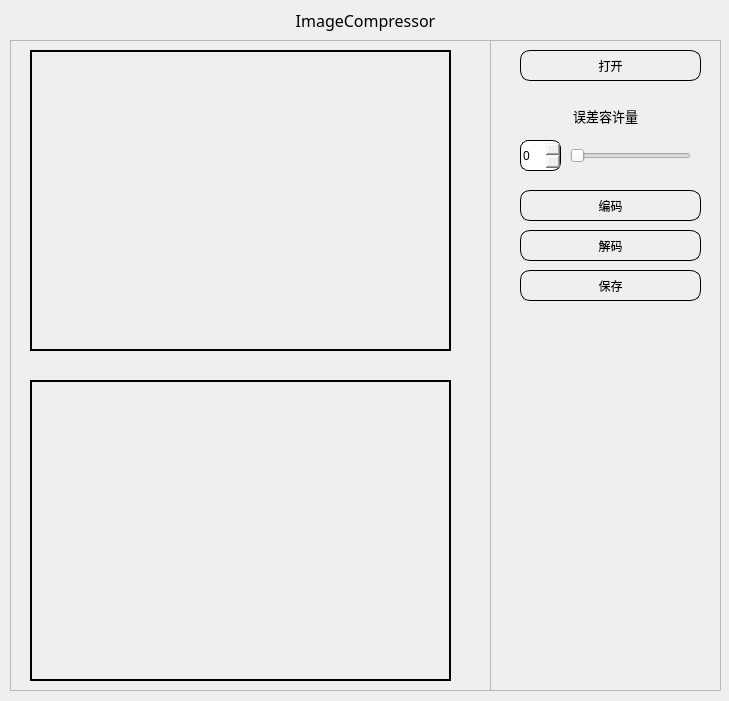
Old version of the form ImageCompressor/widget.ui in the repository lblinm/--Image-Compressor.
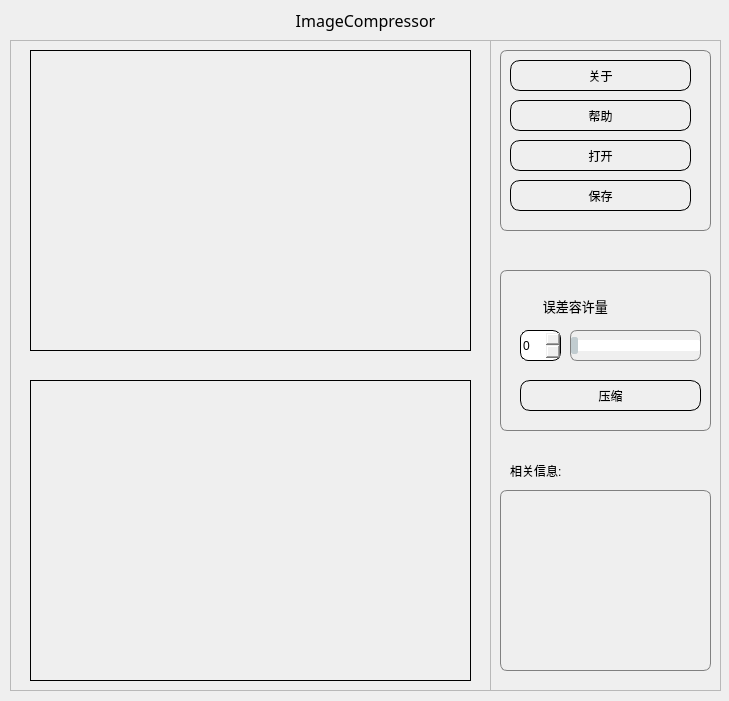
New version of the form. Icons and pictures are not drawn. Custom widgets are drawn as their Qt base class.

```diff
--- a/ImageCompressor/widget.ui
+++ b/ImageCompressor/widget.ui
@@ -61,14 +61,17 @@
      <rect>
       <x>20</x>
       <y>10</y>
-      <width>421</width>
+      <width>441</width>
       <height>301</height>
      </rect>
     </property>
     <property name="styleSheet">
-     <string notr="true">border-width: 2px;
+     <string notr="true">border-width: 1px;
 border-style: solid;
-border-color: rgb(0, 0, 0);</string>
+border-color: rgb(0, 0, 0);
+horizontalAlignment: AlignHCenter;
+verticalAlignment: AlignVCenter;
+</string>
     </property>
     <property name="text">
      <string/>
@@ -82,12 +85,12 @@
      <rect>
       <x>20</x>
       <y>340</y>
-      <width>421</width>
+      <width>441</width>
       <height>301</height>
      </rect>
     </property>
     <property name="styleSheet">
-     <string notr="true">border-width: 2px;
+     <string notr="true">border-width: 1px;
 border-style: solid;
 border-color: rgb(0, 0, 0);</string>
     </property>
@@ -114,11 +117,70 @@
    <property name="frameShadow">
     <enum>QFrame::Raised</enum>
    </property>
-   <widget class="QPushButton" name="openLabel">
+   <widget class="QPushButton" name="openLabel_3">
     <property name="geometry">
      <rect>
-      <x>30</x>
+      <x>20</x>
+      <y>20</y>
+      <width>181</width>
+      <height>31</height>
+     </rect>
+    </property>
+    <property name="styleSheet">
+     <string notr="true">border-width: 1px;
+border-style: solid;
+border-color: black;
+border-radius:10px;</string>
+    </property>
+    <property name="text">
+     <string>关于</string>
+    </property>
+   </widget>
+   <widget class="QFrame" name="frame_3">
+    <property name="geometry">
+     <rect>
+      <x>10</x>
       <y>10</y>
+      <width>211</width>
+      <height>181</height>
+     </rect>
+    </property>
+    <property name="styleSheet">
+     <string notr="true">border-width: 0.5px;
+border-style: solid;
+border-color: gray;
+border-radius:7px;</string>
+    </property>
+    <property name="frameShape">
+     <enum>QFrame::StyledPanel</enum>
+    </property>
+    <property name="frameShadow">
+     <enum>QFrame::Raised</enum>
+    </property>
+    <widget class="QPushButton" name="openLabel_2">
+     <property name="geometry">
+      <rect>
+       <x>10</x>
+       <y>50</y>
+       <width>181</width>
+       <height>31</height>
+      </rect>
+     </property>
+     <property name="styleSheet">
+      <string notr="true">border-width: 1px;
+border-style: solid;
+border-color: black;
+border-radius:10px;</string>
+     </property>
+     <property name="text">
+      <string>帮助</string>
+     </property>
+    </widget>
+    <widget class="QPushButton" name="openLabel">
+     <property name="geometry">
+      <rect>
+       <x>10</x>
+       <y>90</y>
       <width>181</width>
       <height>31</height>
      </rect>
@@ -136,8 +198,8 @@
    <widget class="QPushButton" name="saveLabel">
     <property name="geometry">
      <rect>
-      <x>30</x>
-      <y>230</y>
+       <x>10</x>
+       <y>130</y>
       <width>181</width>
       <height>31</height>
      </rect>
@@ -152,12 +214,34 @@
      <string>保存</string>
     </property>
    </widget>
-   <widget class="QPushButton" name="pushButton_3">
+   </widget>
+   <widget class="QFrame" name="frame_4">
     <property name="geometry">
      <rect>
-      <x>30</x>
-      <y>150</y>
-      <width>181</width>
+      <x>10</x>
+      <y>230</y>
+      <width>211</width>
+      <height>161</height>
+     </rect>
+    </property>
+    <property name="styleSheet">
+     <string notr="true">border-width: 0.5px;
+border-style: solid;
+border-color: gray;
+border-radius:7px;</string>
+    </property>
+    <property name="frameShape">
+     <enum>QFrame::StyledPanel</enum>
+    </property>
+    <property name="frameShadow">
+     <enum>QFrame::Raised</enum>
+    </property>
+    <widget class="QSpinBox" name="errorSpinBox">
+     <property name="geometry">
+      <rect>
+       <x>20</x>
+       <y>60</y>
+       <width>41</width>
       <height>31</height>
      </rect>
     </property>
@@ -165,33 +249,14 @@
      <string notr="true">border-width: 1px;
 border-style: solid;
 border-color: black;
-border-radius:10px</string>
-    </property>
-    <property name="text">
-     <string>编码</string>
-    </property>
-   </widget>
-   <widget class="QSlider" name="errorHorizontalSlider">
-    <property name="geometry">
-     <rect>
-      <x>80</x>
-      <y>100</y>
-      <width>121</width>
-      <height>31</height>
-     </rect>
-    </property>
-    <property name="maximum">
-     <number>40</number>
-    </property>
-    <property name="orientation">
-     <enum>Qt::Horizontal</enum>
+border-radius:8px</string>
     </property>
    </widget>
    <widget class="QLabel" name="label_2">
     <property name="geometry">
      <rect>
-      <x>40</x>
-      <y>60</y>
+       <x>10</x>
+       <y>20</y>
       <width>151</width>
       <height>31</height>
      </rect>
@@ -202,18 +267,106 @@
       <pointsize>10</pointsize>
      </font>
     </property>
+     <property name="styleSheet">
+      <string notr="true">border-width:0px</string>
+     </property>
     <property name="text">
-     <string>误差容许量</string>
+      <string>误差容许量      </string>
+     </property>
+     <property name="scaledContents">
+      <bool>false</bool>
     </property>
     <property name="alignment">
      <set>Qt::AlignCenter</set>
     </property>
    </widget>
-   <widget class="QPushButton" name="pushButton_4">
+    <widget class="QSlider" name="errorHorizontalSlider">
     <property name="geometry">
      <rect>
-      <x>30</x>
-      <y>190</y>
+       <x>70</x>
+       <y>60</y>
+       <width>131</width>
+       <height>31</height>
+      </rect>
+     </property>
+     <property name="styleSheet">
+      <string notr="true">/*horizontal ：水平QSlider*/
+QSlider::groove:horizontal {
+border: 0px solid #bbb;
+}
+
+/*1.滑动过的槽设计参数*/
+QSlider::sub-page:horizontal {
+ /*槽颜色*/
+background: rgb(102,205,170);
+ /*外环区域倒圆角度*/
+border-radius: 2px;
+ /*上遮住区域高度*/
+margin-top:8px;
+ /*下遮住区域高度*/
+margin-bottom:8px;
+/*width在这里无效，不写即可*/
+}
+
+/*2.未滑动过的槽设计参数*/
+QSlider::add-page:horizontal {
+/*槽颜色*/
+background: rgb(255,255, 255);
+/*外环大小0px就是不显示，默认也是0*/
+border: 0px solid #777;
+/*外环区域倒圆角度*/
+border-radius: 2px;
+ /*上遮住区域高度*/
+margin-top:9px;
+ /*下遮住区域高度*/
+margin-bottom:9px;
+}
+ 
+/*3.平时滑动的滑块设计参数*/
+QSlider::handle:horizontal {
+/*滑块颜色*/
+background: rgb(193,204,208);
+/*滑块的宽度*/
+width: 5px;
+/*滑块外环为1px，再加颜色*/
+border: 1px solid rgb(193,204,208);
+ /*滑块外环倒圆角度*/
+border-radius: 2px; 
+ /*上遮住区域高度*/
+margin-top:6px;
+ /*下遮住区域高度*/
+margin-bottom:6px;
+}
+
+/*4.手动拉动时显示的滑块设计参数*/
+QSlider::handle:horizontal:hover {
+/*滑块颜色*/
+background: rgb(193,204,208);
+/*滑块的宽度*/
+width: 10px;
+/*滑块外环为1px，再加颜色*/
+border: 1px solid rgb(193,204,208);
+ /*滑块外环倒圆角度*/
+border-radius: 5px; 
+ /*上遮住区域高度*/
+margin-top:4px;
+ /*下遮住区域高度*/
+margin-bottom:4px;
+}
+</string>
+     </property>
+     <property name="maximum">
+      <number>40</number>
+     </property>
+     <property name="orientation">
+      <enum>Qt::Horizontal</enum>
+     </property>
+    </widget>
+    <widget class="QPushButton" name="compressButton">
+     <property name="geometry">
+      <rect>
+       <x>20</x>
+       <y>110</y>
       <width>181</width>
       <height>31</height>
      </rect>
@@ -225,25 +378,58 @@
 border-radius:10px</string>
     </property>
     <property name="text">
-     <string>解码</string>
-    </property>
-   </widget>
-   <widget class="QSpinBox" name="errorSpinBox">
+      <string>压缩</string>
+     </property>
+    </widget>
+    <zorder>errorSpinBox</zorder>
+    <zorder>label_2</zorder>
+    <zorder>label_2</zorder>
+    <zorder>errorHorizontalSlider</zorder>
+    <zorder>compressButton</zorder>
+   </widget>
+   <widget class="QFrame" name="frame_5">
     <property name="geometry">
      <rect>
-      <x>30</x>
-      <y>100</y>
-      <width>41</width>
-      <height>31</height>
+      <x>10</x>
+      <y>450</y>
+      <width>211</width>
+      <height>181</height>
      </rect>
     </property>
     <property name="styleSheet">
-     <string notr="true">border-width: 1px;
+     <string notr="true">border-width: 0.5px;
 border-style: solid;
-border-color: black;
-border-radius:8px</string>
+border-color: gray;
+border-radius:7px;</string>
     </property>
+    <property name="frameShape">
+     <enum>QFrame::StyledPanel</enum>
+    </property>
+    <property name="frameShadow">
+     <enum>QFrame::Raised</enum>
+    </property>
    </widget>
+   <widget class="QLabel" name="label_3">
+    <property name="geometry">
+     <rect>
+      <x>20</x>
+      <y>420</y>
+      <width>111</width>
+      <height>21</height>
+     </rect>
+    </property>
+    <property name="styleSheet">
+     <string notr="true">border-width:opx</string>
+    </property>
+    <property name="text">
+     <string>相关信息:</string>
+    </property>
+   </widget>
+   <zorder>frame_5</zorder>
+   <zorder>frame_4</zorder>
+   <zorder>frame_3</zorder>
+   <zorder>openLabel_3</zorder>
+   <zorder>label_3</zorder>
   </widget>
  </widget>
  <layoutdefault spacing="6" margin="11"/>
```
Lines whose indentation alone changed are shown as unchanged.
